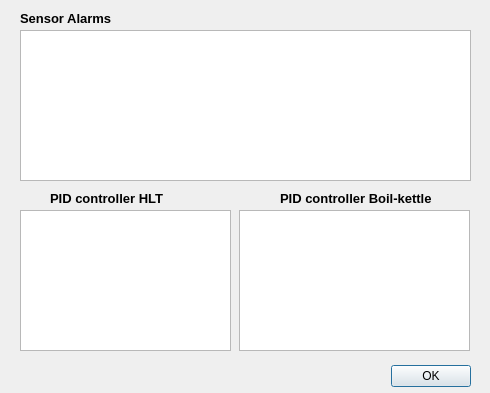
Emile666/Ebrew_Qt, file dialogviewstatusalarms.ui: the form before one commit.
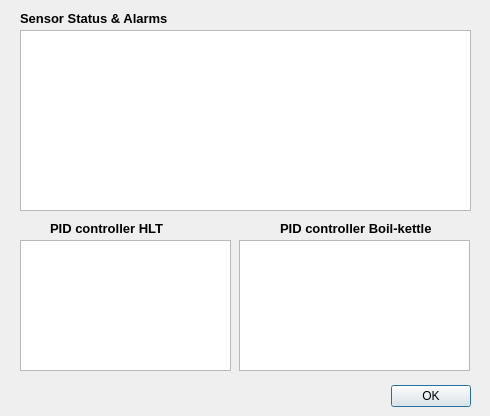
The form after the commit.

What changed in the file:
```diff
--- a/dialogviewstatusalarms.ui
+++ b/dialogviewstatusalarms.ui
@@ -7,7 +7,7 @@
     <x>0</x>
     <y>0</y>
     <width>490</width>
-    <height>393</height>
+    <height>416</height>
    </rect>
   </property>
   <property name="windowTitle">
@@ -17,7 +17,7 @@
    <property name="geometry">
     <rect>
      <x>350</x>
-     <y>360</y>
+     <y>380</y>
      <width>121</width>
      <height>32</height>
     </rect>
@@ -35,7 +35,7 @@
      <x>20</x>
      <y>30</y>
      <width>451</width>
-     <height>151</height>
+     <height>181</height>
     </rect>
    </property>
   </widget>
@@ -44,7 +44,7 @@
     <rect>
      <x>20</x>
      <y>10</y>
-     <width>101</width>
+     <width>171</width>
      <height>16</height>
     </rect>
    </property>
@@ -56,14 +56,14 @@
     </font>
    </property>
    <property name="text">
-    <string>Sensor Alarms</string>
+    <string>Sensor Status &amp; Alarms</string>
    </property>
   </widget>
   <widget class="QLabel" name="lblPidHlt">
    <property name="geometry">
     <rect>
      <x>50</x>
-     <y>190</y>
+     <y>220</y>
      <width>131</width>
      <height>16</height>
     </rect>
@@ -83,9 +83,9 @@
    <property name="geometry">
     <rect>
      <x>20</x>
-     <y>210</y>
+     <y>240</y>
      <width>211</width>
-     <height>141</height>
+     <height>131</height>
     </rect>
    </property>
   </widget>
@@ -93,9 +93,9 @@
    <property name="geometry">
     <rect>
      <x>239</x>
-     <y>210</y>
+     <y>240</y>
      <width>231</width>
-     <height>141</height>
+     <height>131</height>
     </rect>
    </property>
   </widget>
@@ -103,7 +103,7 @@
    <property name="geometry">
     <rect>
      <x>280</x>
-     <y>190</y>
+     <y>220</y>
      <width>171</width>
      <height>16</height>
     </rect>
```
